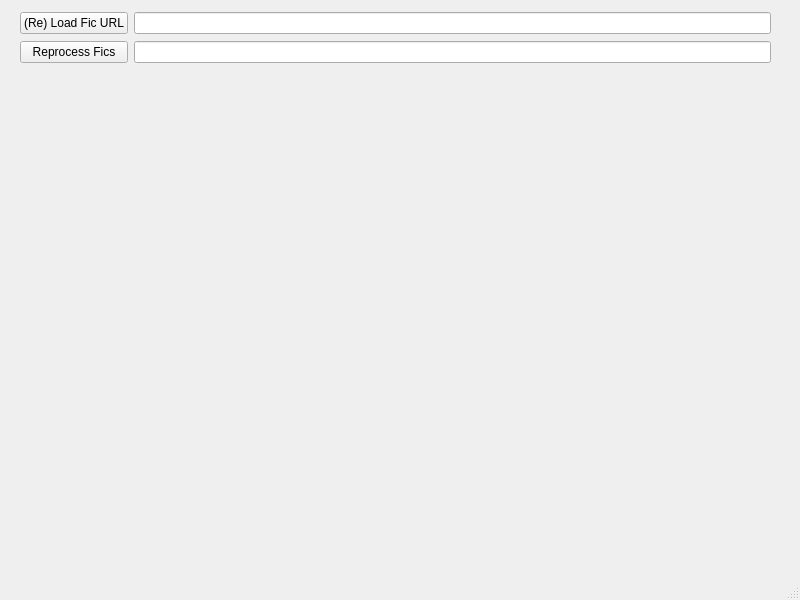
Qt form UI/servitorwindow.ui (Zeks/flipper) before a commit.
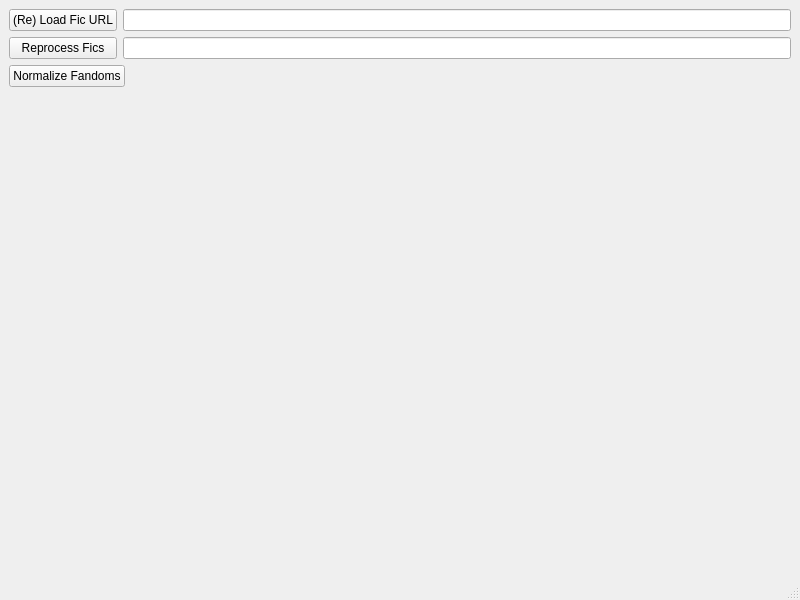
The same form after that commit.

Commit message: almost done with fandom normalization

Patch:
```diff
--- a/UI/servitorwindow.ui
+++ b/UI/servitorwindow.ui
@@ -14,15 +14,8 @@
    <string>MainWindow</string>
   </property>
   <widget class="QWidget" name="centralwidget">
-   <widget class="QWidget" name="">
-    <property name="geometry">
-     <rect>
-      <x>20</x>
-      <y>11</y>
-      <width>751</width>
-      <height>54</height>
-     </rect>
-    </property>
+   <layout class="QGridLayout" name="gridLayout_2">
+    <item row="0" column="0">
     <layout class="QGridLayout" name="gridLayout">
      <item row="0" column="0">
       <widget class="QPushButton" name="pbLoadFic">
@@ -45,7 +38,45 @@
       <widget class="QLineEdit" name="leReprocessFics"/>
      </item>
     </layout>
-   </widget>
+    </item>
+    <item row="1" column="0">
+     <layout class="QHBoxLayout" name="horizontalLayout">
+      <item>
+       <widget class="QPushButton" name="pushButton">
+        <property name="text">
+         <string>Normalize Fandoms</string>
+        </property>
+       </widget>
+      </item>
+      <item>
+       <spacer name="horizontalSpacer">
+        <property name="orientation">
+         <enum>Qt::Horizontal</enum>
+        </property>
+        <property name="sizeHint" stdset="0">
+         <size>
+          <width>40</width>
+          <height>20</height>
+         </size>
+        </property>
+       </spacer>
+      </item>
+     </layout>
+    </item>
+    <item row="2" column="0">
+     <spacer name="verticalSpacer">
+      <property name="orientation">
+       <enum>Qt::Vertical</enum>
+      </property>
+      <property name="sizeHint" stdset="0">
+       <size>
+        <width>20</width>
+        <height>447</height>
+       </size>
+      </property>
+     </spacer>
+    </item>
+   </layout>
   </widget>
   <widget class="QMenuBar" name="menubar">
    <property name="geometry">
```
Lines whose indentation alone changed are shown as unchanged. The commit also changes 14 other files.
